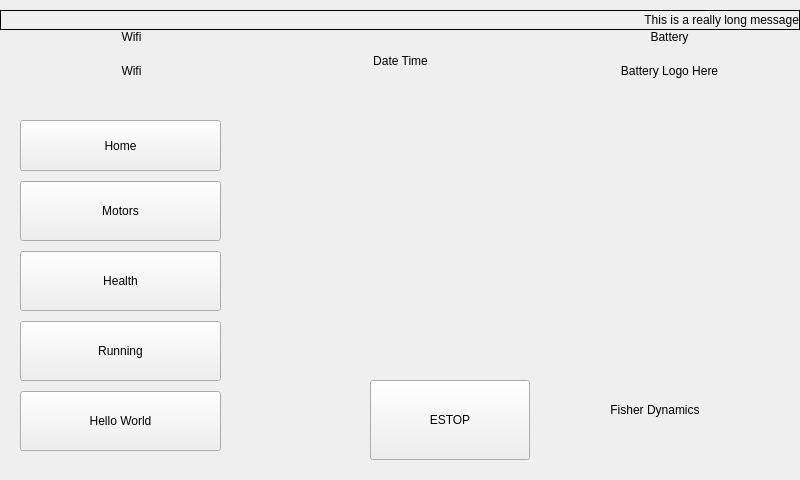
First picture: the form in amr_v4_qt/src/main_screen.ui, repository ColinSmith14/agv_gui, before the edit.
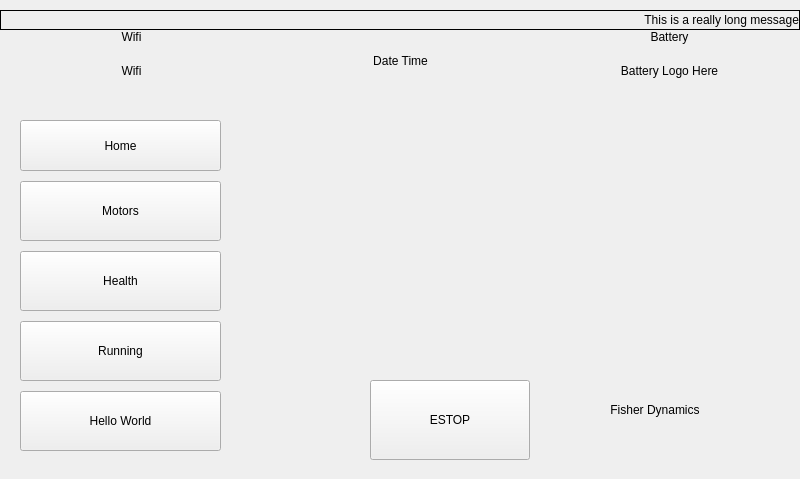
Second picture: the form after the edit. Custom widgets are drawn as their Qt base class.

```diff
--- a/amr_v4_qt/src/main_screen.ui
+++ b/amr_v4_qt/src/main_screen.ui
@@ -7,7 +7,7 @@
     <x>0</x>
     <y>0</y>
     <width>800</width>
-    <height>480</height>
+    <height>479</height>
    </rect>
   </property>
   <property name="minimumSize">
```
